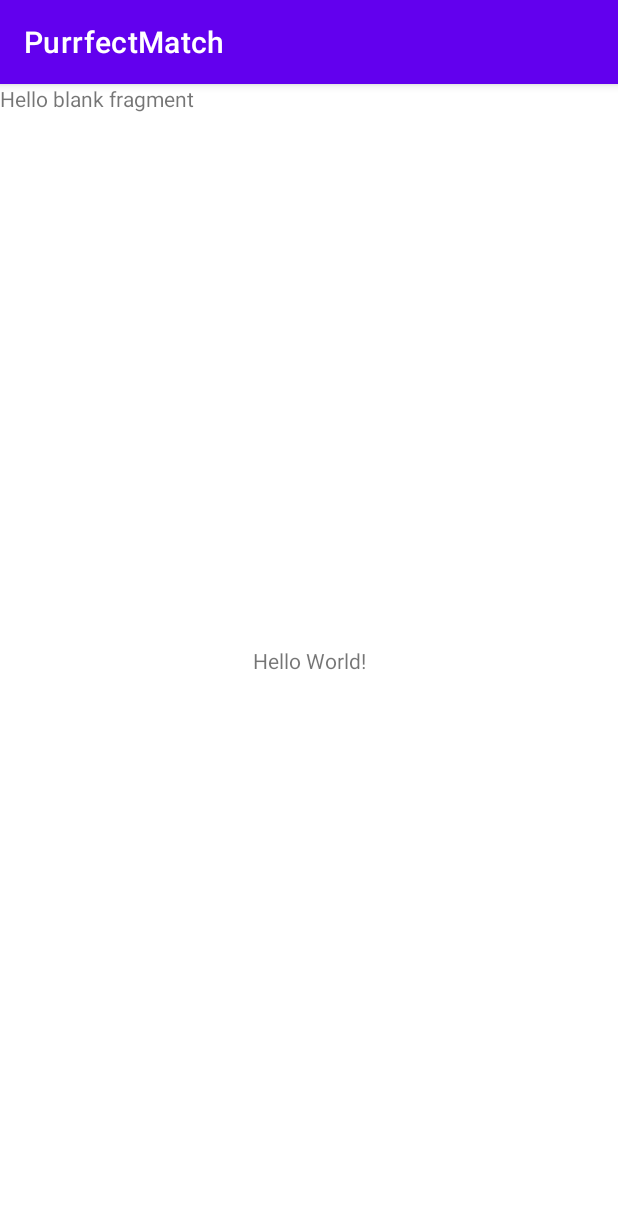
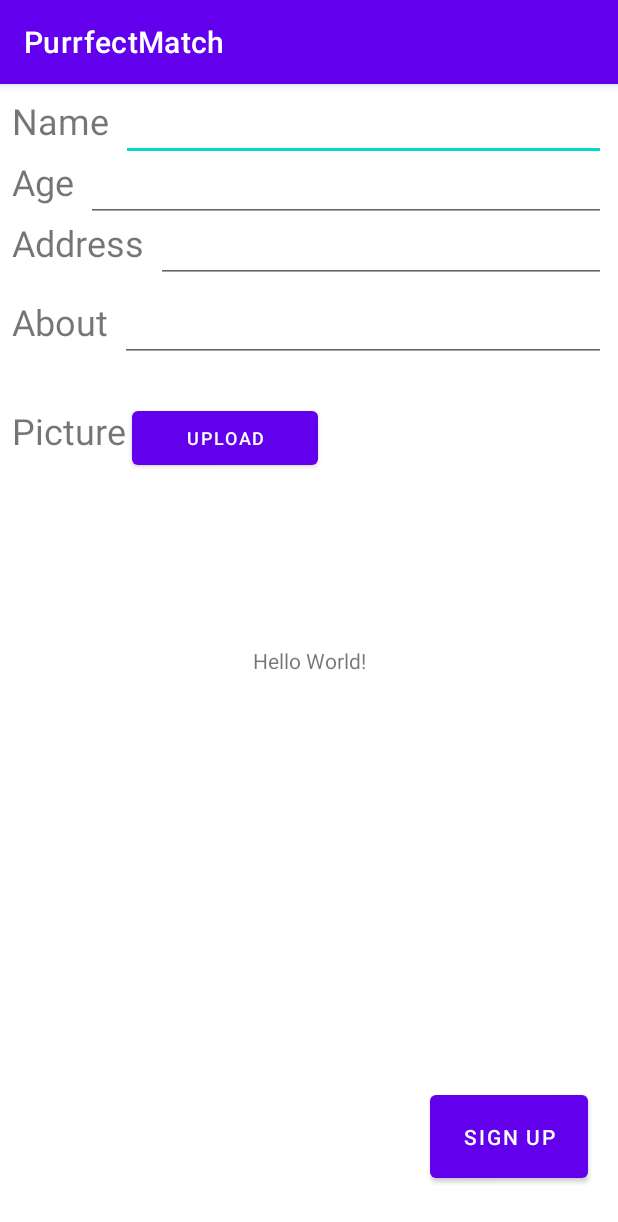
Before and after one commit to RomKadria/PurrfectMatch, an Android app: the screen it shows after launch (MainActivity), on a phone screen of 412 x 824 dp. Shown: the top 1222 px of the screen. Run offline under Robolectric (Android 15) with nearby library versions, the phone set to English and light mode, and no system bars; our stand-ins replace Picasso, navigation-ui.

Commit message:
sign up step 2

```diff
--- a/app/build.gradle
+++ b/app/build.gradle
@@ -56,4 +56,7 @@ dependencies {
     implementation 'com.google.firebase:firebase-firestore'
     implementation 'com.google.firebase:firebase-auth'
     implementation 'com.google.firebase:firebase-storage'
+
+    // picasso
+    implementation 'com.squareup.picasso:picasso:2.71828'
 }
--- a/app/src/main/java/com/example/purrfectmatch/MainActivity.java
+++ b/app/src/main/java/com/example/purrfectmatch/MainActivity.java
@@ -1,6 +1,10 @@
 package com.example.purrfectmatch;
 
 import androidx.appcompat.app.AppCompatActivity;
+import androidx.fragment.app.FragmentTransaction;
+import androidx.navigation.NavController;
+import androidx.navigation.NavHost;
+import androidx.navigation.ui.NavigationUI;
 
 import android.os.Bundle;
 
@@ -8,14 +12,19 @@ import com.example.purrfectmatch.model.Model;
 import com.example.purrfectmatch.model.Pet;
 
 public class MainActivity extends AppCompatActivity {
+    NavController navCtl;
 
     @Override
     protected void onCreate(Bundle savedInstanceState) {
         super.onCreate(savedInstanceState);
         setContentView(R.layout.activity_main);
 
-        Pet pet = new Pet("blazing","123");
-        Model.instance.addPet(pet);
+//        NavHost navHost = (NavHost)getSupportFragmentManager().findFragmentById(R.id.nav_graph);
+//        navCtl = navHost.getNavController();
+//        NavigationUI.setupActionBarWithNavController(this,navCtl);
+
+//        Pet pet = new Pet("blazing","123");
+//        Model.instance.addPet(pet);
 
     }
 }
--- /dev/null
+++ b/app/src/main/java/com/example/purrfectmatch/SignupSTwoFragment.java
@@ -0,0 +1,136 @@
+package com.example.purrfectmatch;
+
+import android.app.Activity;
+import android.content.Intent;
+import android.graphics.Bitmap;
+import android.os.Bundle;
+
+import androidx.annotation.Nullable;
+import androidx.fragment.app.Fragment;
+import androidx.navigation.Navigation;
+
+import android.content.Context;
+
+import android.provider.MediaStore;
+import android.view.LayoutInflater;
+import android.view.View;
+import android.view.ViewGroup;
+import android.widget.Button;
+import android.widget.EditText;
+import android.widget.Toast;
+
+import com.example.purrfectmatch.model.Model;
+import com.squareup.picasso.Picasso;
+
+import com.example.purrfectmatch.model.Pet;
+
+import java.io.IOException;
+
+public class SignupSTwoFragment extends Fragment {
+    static final int REQUEST_IMAGE_CAPTURE = 1;
+    final static int RESULT_SUCCESS = 0;
+    private static final int REQUEST_CAMERA = 1;
+    private static final int SELECT_IMAGE = 0;
+
+    EditText nameEt;
+    EditText ageEt;
+    EditText addressEt;
+    EditText aboutEt;
+    Button signUpBtn;
+    Button uploadBtn;
+    Bitmap imageBitmap;
+
+    @Override
+    public View onCreateView(LayoutInflater inflater, ViewGroup container,
+                             Bundle savedInstanceState) {
+        // Inflate the layout for this fragment
+        View view = inflater.inflate(R.layout.fragment_signup_s_two, container, false);
+
+        nameEt = view.findViewById(R.id.signupSTwo_name_et);
+        ageEt = view.findViewById(R.id.signupSTwo_age_et);
+        addressEt = view.findViewById(R.id.signupSTwo_address_et);
+        aboutEt = view.findViewById(R.id.signupSTwo_about_et);
+        signUpBtn = view.findViewById(R.id.signupSTwo_signup_btn);
+        uploadBtn = view.findViewById(R.id.signupSTwo_upload_btn);
+
+        signUpBtn.setOnClickListener(v -> signUp());
+        uploadBtn.setOnClickListener(v -> upload());
+
+
+        return view;
+    }
+
+    private void signUp() {
+        if (nameEt.getText().toString().isEmpty() ||
+            ageEt.getText().toString().isEmpty() ||
+            addressEt.getText().toString().isEmpty() ||
+            aboutEt.getText().toString().isEmpty()) {
+
+            Context context = getContext();
+            CharSequence text = "Please fill all fields";
+            int duration = Toast.LENGTH_SHORT;
+            Toast toast = Toast.makeText(context, text, duration);
+            toast.show();
+
+
+        } else {
+            Pet pet = new Pet();
+        }
+    }
+
+//    private void upload() {
+//        if (imageBitmap == null){
+////            Model.instance.addPet(pet,()->{
+////                Navigation.findNavController(nameEt).navigateUp();
+////            });
+//        }else{
+//            Model.instance.saveImage(imageBitmap, "text" + ".jpg", url -> {
+//                pet.setAvatarUrl(url);
+//                Model.instance.addPet(pet,()->{
+//                    Navigation.findNavController(nameEt).navigateUp();
+//                });
+//            });
+//        }
+//    }
+
+        private void upload() {
+            Intent intent = new Intent(MediaStore.ACTION_IMAGE_CAPTURE);
+            startActivityForResult(intent,REQUEST_CAMERA);
+
+//            Intent intent = new Intent();
+//            intent.setType("image/*");
+//            intent.setAction(Intent.ACTION_GET_CONTENT);
+//            startActivityForResult(Intent.createChooser(intent, "Select Picture"),SELECT_IMAGE);
+        }
+    @Override
+    public void onActivityResult(int requestCode, int resultCode, Intent data) {
+        super.onActivityResult(requestCode, resultCode, data);
+        if (requestCode == SELECT_IMAGE) {
+            if (resultCode == Activity.RESULT_OK) {
+                if (data != null) {
+                    try {
+                        Bitmap bitmap = MediaStore.Images.Media.getBitmap(getActivity().getContentResolver(), data.getData());
+                        Model.instance.saveImage(bitmap, "test");
+                    } catch (IOException e) {
+                        e.printStackTrace();
+                    }
+                }
+            } else if (resultCode == Activity.RESULT_CANCELED) {
+                Toast.makeText(getActivity(), "Canceled", Toast.LENGTH_SHORT).show();
+            }
+        }
+    }
+
+
+//    @Override
+//    public void onActivityResult(int requestCode, int resultCode, @Nullable Intent data) {
+//        super.onActivityResult(requestCode, resultCode, data);
+//        if (requestCode == REQUEST_CAMERA){
+//            if (resultCode == Activity.RESULT_OK){
+//                Bundle extras = data.getExtras();
+//                imageBitmap = (Bitmap) extras.get("data");
+//            }
+//        }
+//    }
+
+}
--- a/app/src/main/java/com/example/purrfectmatch/model/Pet.java
+++ b/app/src/main/java/com/example/purrfectmatch/model/Pet.java
@@ -17,6 +17,10 @@ public class Pet {
     @NonNull
     String id = "";
     String name = "";
+    String address = "";
+    String age = "";
+    String about = "";
+
     Long updateDate = new Long(0);
 
     public void setUpdateDate(Long updateDate) {
--- /dev/null
+++ b/app/src/main/res/layout/fragment_signup_s_two.xml
@@ -0,0 +1,185 @@
+<?xml version="1.0" encoding="utf-8"?>
+<androidx.constraintlayout.widget.ConstraintLayout xmlns:android="http://schemas.android.com/apk/res/android"
+    xmlns:app="http://schemas.android.com/apk/res-auto"
+    xmlns:tools="http://schemas.android.com/tools"
+    android:layout_width="match_parent"
+    android:layout_height="match_parent"
+    tools:context=".SignupSTwoFragment">
+
+    <TextView
+        android:id="@+id/signupSTwo_name_tv"
+        android:layout_width="wrap_content"
+        android:layout_height="wrap_content"
+        android:layout_marginStart="8dp"
+        android:layout_marginTop="8dp"
+        android:text="@string/Name"
+        android:textSize="24sp"
+        app:layout_constraintStart_toStartOf="parent"
+        app:layout_constraintTop_toTopOf="parent" />
+
+    <EditText
+        android:id="@+id/signupSTwo_name_et"
+        android:layout_width="0dp"
+        android:layout_height="wrap_content"
+        android:layout_marginStart="8dp"
+        android:layout_marginEnd="8dp"
+        android:ems="10"
+        android:inputType="text"
+        android:textSize="24sp"
+        android:nextFocusLeft="@+id/signupSTwo_age_np"
+        android:nextFocusRight="@+id/signupSTwo_age_np"
+        android:nextFocusDown="@+id/signupSTwo_age_np"
+        app:layout_constraintBaseline_toBaselineOf="@+id/signupSTwo_name_tv"
+        app:layout_constraintEnd_toEndOf="parent"
+        app:layout_constraintStart_toEndOf="@+id/signupSTwo_name_tv"
+        tools:ignore="SpeakableTextPresentCheck" />
+
+    <TextView
+        android:id="@+id/signupSTwo_age_tv"
+        android:layout_width="wrap_content"
+        android:layout_height="wrap_content"
+        android:layout_marginStart="8dp"
+        android:layout_marginTop="8dp"
+        android:text="@string/Age"
+        android:textSize="24sp"
+        app:layout_constraintStart_toStartOf="parent"
+        app:layout_constraintTop_toBottomOf="@+id/signupSTwo_name_tv" />
+
+    <EditText
+        android:id="@+id/signupSTwo_age_et"
+        android:layout_width="0dp"
+        android:layout_height="wrap_content"
+        android:layout_marginStart="8dp"
+        android:layout_marginEnd="8dp"
+        android:ems="10"
+        android:inputType="text"
+        android:textSize="24sp"
+        app:layout_constraintBaseline_toBaselineOf="@+id/signupSTwo_age_tv"
+        app:layout_constraintEnd_toEndOf="parent"
+        app:layout_constraintStart_toEndOf="@+id/signupSTwo_age_tv"
+        tools:ignore="SpeakableTextPresentCheck" />
+
+<!--    <NumberPicker-->
+<!--        android:id="@+id/age_np"-->
+<!--        android:layout_width="wrap_content"-->
+<!--        android:layout_height="wrap_content"-->
+<!--        android:layout_marginStart="8dp"-->
+<!--        android:layout_marginTop="8dp"-->
+<!--        android:text="@string/Age"-->
+<!--        android:textSize="24sp"-->
+<!--        android:layout_gravity="center"-->
+<!--        android:orientation="vertical"-->
+<!--        app:layout_constraintBaseline_toBaselineOf="@+id/signupSTwo_age_tv"-->
+<!--        app:layout_constraintEnd_toEndOf="parent"-->
+<!--        app:layout_constraintStart_toEndOf="@+id/signupSTwo_age_tv" />-->
+
+    <TextView
+        android:id="@+id/signupSTwo_address_tv"
+        android:layout_width="wrap_content"
+        android:layout_height="wrap_content"
+        android:layout_marginStart="8dp"
+        android:layout_marginTop="8dp"
+        android:text="@string/address"
+        android:textSize="24sp"
+        app:layout_constraintStart_toStartOf="parent"
+        app:layout_constraintTop_toBottomOf="@+id/signupSTwo_age_tv" />
+
+
+    <EditText
+        android:id="@+id/signupSTwo_address_et"
+        android:layout_width="0dp"
+        android:layout_height="wrap_content"
+        android:layout_marginStart="8dp"
+        android:layout_marginEnd="8dp"
+        android:ems="10"
+        android:inputType="text"
+        android:textSize="24sp"
+        app:layout_constraintBaseline_toBaselineOf="@+id/signupSTwo_address_tv"
+        app:layout_constraintEnd_toEndOf="parent"
+        app:layout_constraintStart_toEndOf="@+id/signupSTwo_address_tv"
+        tools:ignore="SpeakableTextPresentCheck" />
+
+<!--    <EditText-->
+<!--        android:id="@+id/signupSTwo_address_et"-->
+<!--        android:layout_width="0dp"-->
+<!--        android:layout_height="wrap_content"-->
+<!--        android:layout_marginStart="8dp"-->
+<!--        android:layout_marginEnd="8dp"-->
+<!--        android:ems="10"-->
+<!--        android:inputType="text"-->
+<!--        android:textSize="24sp"-->
+<!--        app:layout_constraintBaseline_toBaselineOf="@+id/signupSTwo_address_tv"-->
+<!--        app:layout_constraintEnd_toEndOf="parent"-->
+<!--        app:layout_constraintStart_toEndOf="@+id/signupSTwo_address_tv"-->
+<!--        tools:ignore="SpeakableTextPresentCheck" />-->
+
+    <TextView
+        android:id="@+id/signupSTwo_about_tv"
+        android:layout_width="wrap_content"
+        android:layout_height="wrap_content"
+        android:layout_marginStart="8dp"
+        android:layout_marginTop="20dp"
+        android:text="@string/About"
+        android:textSize="24sp"
+        app:layout_constraintStart_toStartOf="parent"
+        app:layout_constraintTop_toBottomOf="@+id/signupSTwo_address_tv" />
+
+    <EditText
+        android:id="@+id/signupSTwo_about_et"
+        android:layout_width="0dp"
+        android:layout_height="wrap_content"
+        android:layout_marginStart="8dp"
+        android:layout_marginEnd="8dp"
+        android:ems="10"
+        android:inputType="text"
+        android:textSize="24sp"
+        app:layout_constraintBaseline_toBaselineOf="@+id/signupSTwo_about_tv"
+        app:layout_constraintEnd_toEndOf="parent"
+        app:layout_constraintStart_toEndOf="@+id/signupSTwo_about_tv"
+        tools:ignore="SpeakableTextPresentCheck" />
+
+    <TextView
+        android:id="@+id/signupSTwo_pic_tv"
+        android:layout_width="wrap_content"
+        android:layout_height="wrap_content"
+        android:layout_marginStart="8dp"
+        android:layout_marginTop="40dp"
+        android:text="@string/picture"
+        android:textSize="24sp"
+        app:layout_constraintStart_toStartOf="parent"
+        app:layout_constraintTop_toBottomOf="@+id/signupSTwo_about_tv" />
+
+    <Button
+        android:id="@+id/signupSTwo_upload_btn"
+        android:layout_width="0dp"
+        android:layout_height="wrap_content"
+        android:layout_marginStart="4dp"
+        android:layout_marginEnd="200dp"
+        android:text="@string/upload"
+        android:textSize="12sp"
+        app:layout_constraintBaseline_toBaselineOf="@+id/signupSTwo_pic_tv"
+        app:layout_constraintEnd_toEndOf="parent"
+        app:layout_constraintHorizontal_bias="0.5"
+        app:layout_constraintStart_toEndOf="@+id/signupSTwo_pic_tv" />
+    <Button
+        android:id="@+id/signupSTwo_signup_btn"
+        android:layout_width="105dp"
+        android:layout_height="67dp"
+        android:layout_marginEnd="20dp"
+        android:layout_marginBottom="20dp"
+        android:text="@string/Signup"
+        app:layout_constraintBottom_toBottomOf="parent"
+        app:layout_constraintEnd_toEndOf="parent"
+        app:layout_constraintTop_toBottomOf="@+id/signupSTwo_pic_tv"
+        app:layout_constraintVertical_bias="0.97" />
+
+<!--    <ProgressBar-->
+<!--        android:id="@+id/signupSTwo_progressbar"-->
+<!--        style="?android:attr/progressBarStyle"-->
+<!--        android:layout_width="157dp"-->
+<!--        android:layout_height="156dp"-->
+<!--        app:layout_constraintBottom_toBottomOf="parent"-->
+<!--        app:layout_constraintEnd_toEndOf="parent"-->
+<!--        app:layout_constraintStart_toStartOf="parent"-->
+<!--        app:layout_constraintTop_toTopOf="parent" />-->
+</androidx.constraintlayout.widget.ConstraintLayout>
--- a/app/src/main/res/navigation/nav_graph.xml
+++ b/app/src/main/res/navigation/nav_graph.xml
@@ -3,20 +3,20 @@
     xmlns:app="http://schemas.android.com/apk/res-auto"
     xmlns:tools="http://schemas.android.com/tools"
     android:id="@+id/nav_graph"
-    app:startDestination="@id/blankFragment">
+    app:startDestination="@id/blankFragment2">
 
     <fragment
         android:id="@+id/blankFragment"
         android:name="com.example.purrfectmatch.BlankFragment"
         android:label="fragment_blank"
-        tools:layout="@layout/fragment_blank" >
-        <action
-            android:id="@+id/action_blankFragment_to_blankFragment2"
-            app:destination="@id/blankFragment2" />
-    </fragment>
+        tools:layout="@layout/fragment_blank" />
     <fragment
         android:id="@+id/blankFragment2"
-        android:name="com.example.purrfectmatch.BlankFragment2"
+        android:name="com.example.purrfectmatch.SignupSTwoFragment"
         android:label="fragment_blank2"
-        tools:layout="@layout/fragment_blank2" />
+        tools:layout="@layout/fragment_signup_s_two" >
+        <action
+            android:id="@+id/action_blankFragment2_to_blankFragment"
+            app:destination="@id/blankFragment" />
+    </fragment>
 </navigation>
--- a/app/src/main/res/values/strings.xml
+++ b/app/src/main/res/values/strings.xml
@@ -2,4 +2,12 @@
     <string name="app_name">PurrfectMatch</string>
     <!-- TODO: Remove or change this placeholder text -->
     <string name="hello_blank_fragment">Hello blank fragment</string>
+    <string name="Age">Age</string>
+    <string name="Name">Name</string>
+    <string name="adress">Address</string>
+    <string name="address">Address</string>
+    <string name="About">About</string>
+    <string name="Signup">Sign up</string>
+    <string name="picture">Picture</string>
+    <string name="upload">upload</string>
 </resources>
```
Also changed, not shown: app/src/main/java/com/example/purrfectmatch/BlankFragment2.java (deleted, +0 -64 lines), app/src/main/java/com/example/purrfectmatch/model/Model.java (+13 -0 lines), app/src/main/java/com/example/purrfectmatch/model/ModelFirebase.java (+37 -0 lines), app/src/main/res/layout/fragment_blank2.xml (deleted, +0 -14 lines).
